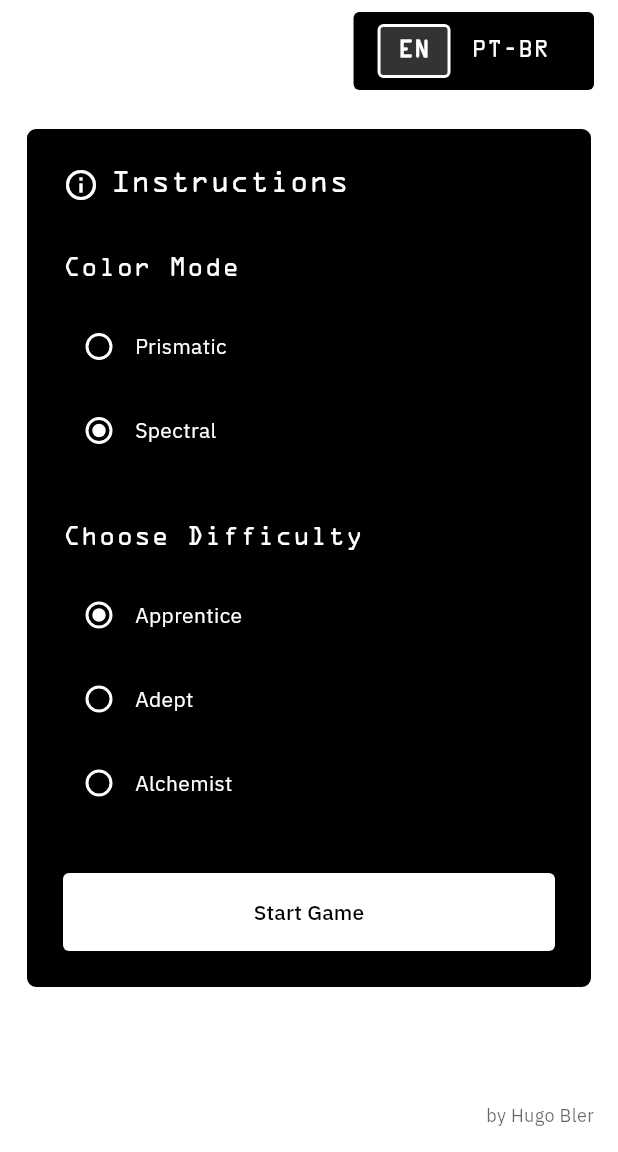
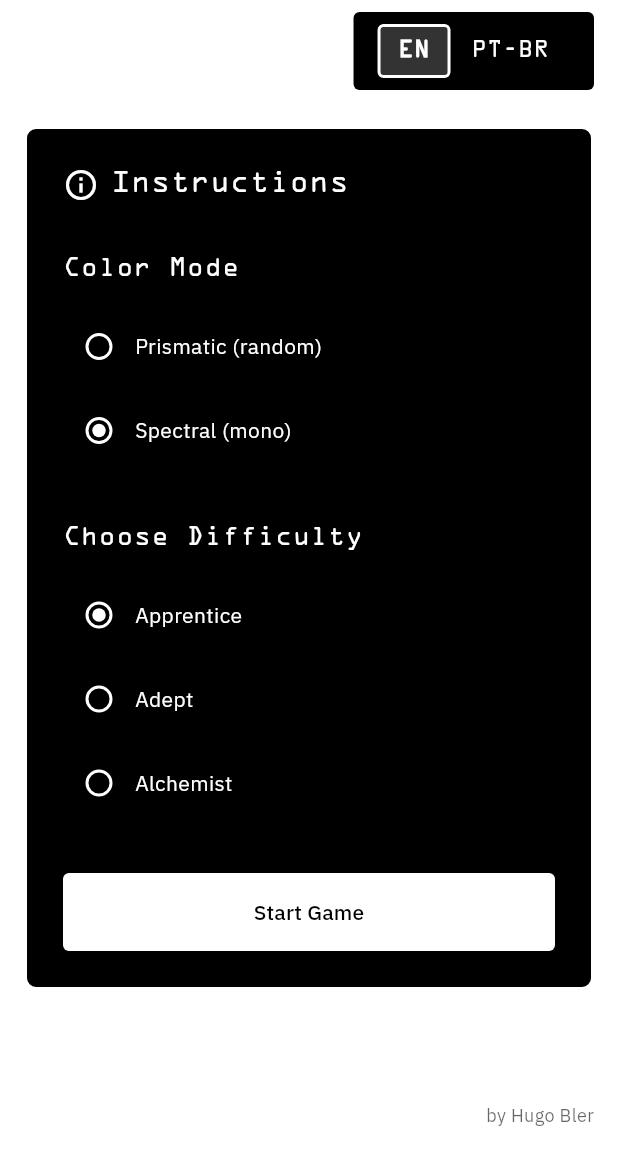
Before and after one commit to Hbler/tincture_proto, a Flutter app: the screen it shows after launch, on a phone screen of 412 x 824 dp, the part 84-1236 px from its top. Run offline on Flutter 3.47's test engine with Material 3 defaults, Android fonts, the light colour scheme and no system bars; our stand-ins replace flutter_svg, google_fonts, shared_preferences; Roboto replaces fonts that are missing (Optima).

Commit message:
'alchemy' icons added

```diff
--- a/lib/l10n/app_en.arb
+++ b/lib/l10n/app_en.arb
@@ -50,12 +50,12 @@
     "description": "Artifex difficulty level"
   },
 
-  "colorModePrismatic": "Prismatic",
+  "colorModePrismatic": "Prismatic (random)",
   "@colorModePrismatic": {
     "description": "Prismatic color mode"
   },
 
-  "colorModeSpectral": "Spectral",
+  "colorModeSpectral": "Spectral (mono)",
   "@colorModeSpectral": {
     "description": "Spectral color mode"
   },
--- a/lib/l10n/app_localizations.dart
+++ b/lib/l10n/app_localizations.dart
@@ -197,13 +197,13 @@ abstract class AppLocalizations {
   /// Prismatic color mode
   ///
   /// In en, this message translates to:
-  /// **'Prismatic'**
+  /// **'Prismatic (random)'**
   String get colorModePrismatic;
 
   /// Spectral color mode
   ///
   /// In en, this message translates to:
-  /// **'Spectral'**
+  /// **'Spectral (mono)'**
   String get colorModeSpectral;
 
   /// Button to start the game
--- a/lib/l10n/app_localizations_en.dart
+++ b/lib/l10n/app_localizations_en.dart
@@ -58,10 +58,10 @@ class AppLocalizationsEn extends AppLocalizations {
   String get difficultyArtifex => 'Artifex';
 
   @override
-  String get colorModePrismatic => 'Prismatic';
+  String get colorModePrismatic => 'Prismatic (random)';
 
   @override
-  String get colorModeSpectral => 'Spectral';
+  String get colorModeSpectral => 'Spectral (mono)';
 
   @override
   String get startGame => 'Start Game';
--- a/lib/l10n/app_localizations_pt.dart
+++ b/lib/l10n/app_localizations_pt.dart
@@ -59,10 +59,10 @@ class AppLocalizationsPt extends AppLocalizations {
   String get difficultyArtifex => 'Artífice';
 
   @override
-  String get colorModePrismatic => 'Prismátco';
+  String get colorModePrismatic => 'Prismátco (random)';
 
   @override
-  String get colorModeSpectral => 'Espectral';
+  String get colorModeSpectral => 'Espectral (mono)';
 
   @override
   String get startGame => 'Começar Partida';
--- a/lib/l10n/app_pt.arb
+++ b/lib/l10n/app_pt.arb
@@ -28,9 +28,9 @@
 
   "difficultyArtifex": "Artífice",
 
-  "colorModePrismatic": "Prismátco",
+  "colorModePrismatic": "Prismátco (random)",
 
-  "colorModeSpectral": "Espectral",
+  "colorModeSpectral": "Espectral (mono)",
 
   "startGame": "Começar Partida",
 
--- a/lib/models/tile.dart
+++ b/lib/models/tile.dart
@@ -6,20 +6,27 @@ class GameTile {
   final String id;
   final Color color;
   final DifficultyLevel difficulty;
-  final String icon;
+  final String iconPath;
   bool isMatched;
 
-  static const List<String> _icons = ['▀', '▄', '█', '◼', '▮', '▪'];
+  static const List<String> _iconPaths = [
+    'icons/flask.svg',
+    'icons/vial.svg',
+    'icons/beaker.svg',
+    'icons/crucible.svg',
+    'icons/mortar.svg',
+    'icons/alembic.svg',
+  ];
 
   GameTile({
     required this.id,
     required this.color,
     required this.difficulty,
-    String? icon,
+    String? iconPath,
     this.isMatched = false,
-  }) : icon = icon ?? _generateIcon(difficulty);
+  }) : iconPath = iconPath ?? _generateIconPath(difficulty);
 
-  static String _generateIcon(DifficultyLevel difficulty) {
+  static String _generateIconPath(DifficultyLevel difficulty) {
     final random = Random();
     int maxIndex;
 
@@ -38,21 +45,21 @@ class GameTile {
         break;
     }
 
-    return _icons[random.nextInt((maxIndex + 1))];
+    return _iconPaths[random.nextInt((maxIndex + 1))];
   }
 
   GameTile copyWith({
     String? id,
     Color? color,
     DifficultyLevel? difficulty,
-    String? icon,
+    String? iconPath,
     bool? isMatched,
   }) {
     return GameTile(
       id: id ?? this.id,
       color: color ?? this.color,
       difficulty: difficulty ?? this.difficulty,
-      icon: icon ?? this.icon,
+      iconPath: iconPath ?? this.iconPath,
       isMatched: isMatched ?? this.isMatched,
     );
   }
--- a/lib/widgets/instructions_modal.dart
+++ b/lib/widgets/instructions_modal.dart
@@ -32,7 +32,7 @@ class InstructionsModal extends StatelessWidget {
                   style: const TextStyle(
                     color: Colors.white,
                     fontSize: 24,
-                    fontWeight: FontWeight.bold,
+                    fontFamily: 'OCR',
                   ),
                 ),
                 IconButton(
@@ -95,8 +95,8 @@ class _InstructionSection extends StatelessWidget {
           title,
           style: const TextStyle(
             color: Colors.white,
-            fontWeight: FontWeight.bold,
             fontSize: 16,
+            fontFamily: 'OCR',
           ),
         ),
         const SizedBox(height: 8),
--- a/pubspec.yaml
+++ b/pubspec.yaml
@@ -41,6 +41,7 @@ dependencies:
   provider: ^6.1.5+1
   intl: ^0.20.2
   shared_preferences: ^2.5.3
+  flutter_svg: ^2.2.2
 
 dev_dependencies:
   flutter_test:
```
Also changed, not shown: lib/widgets/chroma_phial.dart (+6 -7 lines), assets/icons/alembic.svg (added), assets/icons/beaker.svg (added), assets/icons/crucible.svg (added), assets/icons/flask.svg (added), assets/icons/mortar.svg (added), assets/icons/vial.svg (added), flutter_01.png (added), pubspec.lock.
